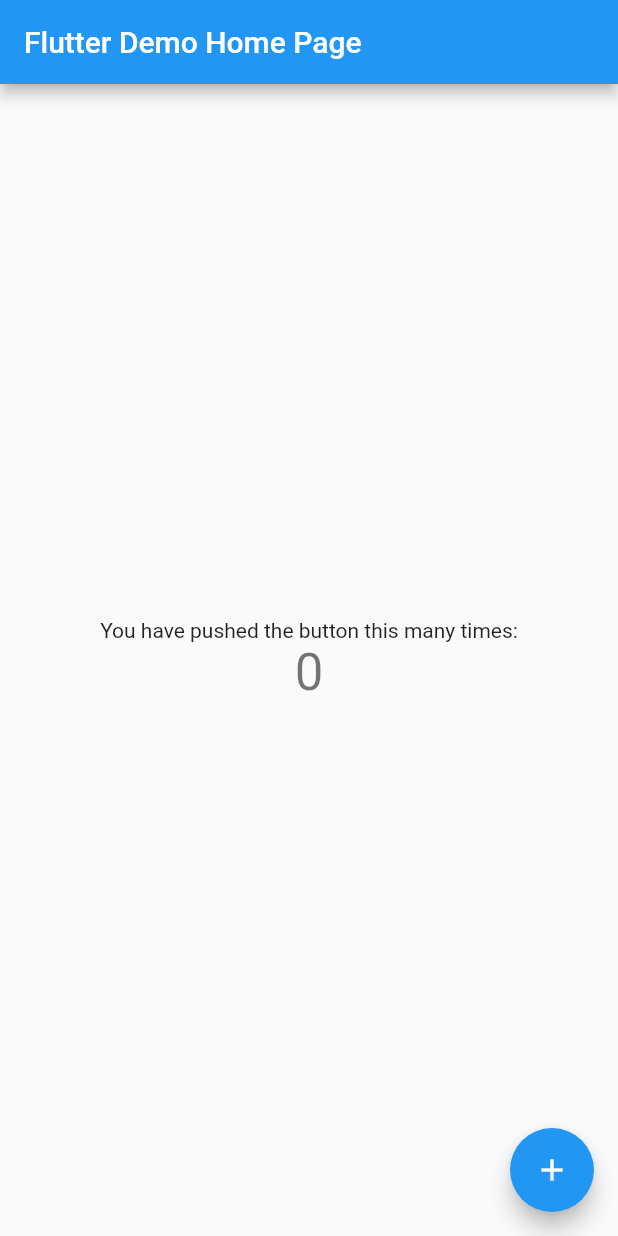
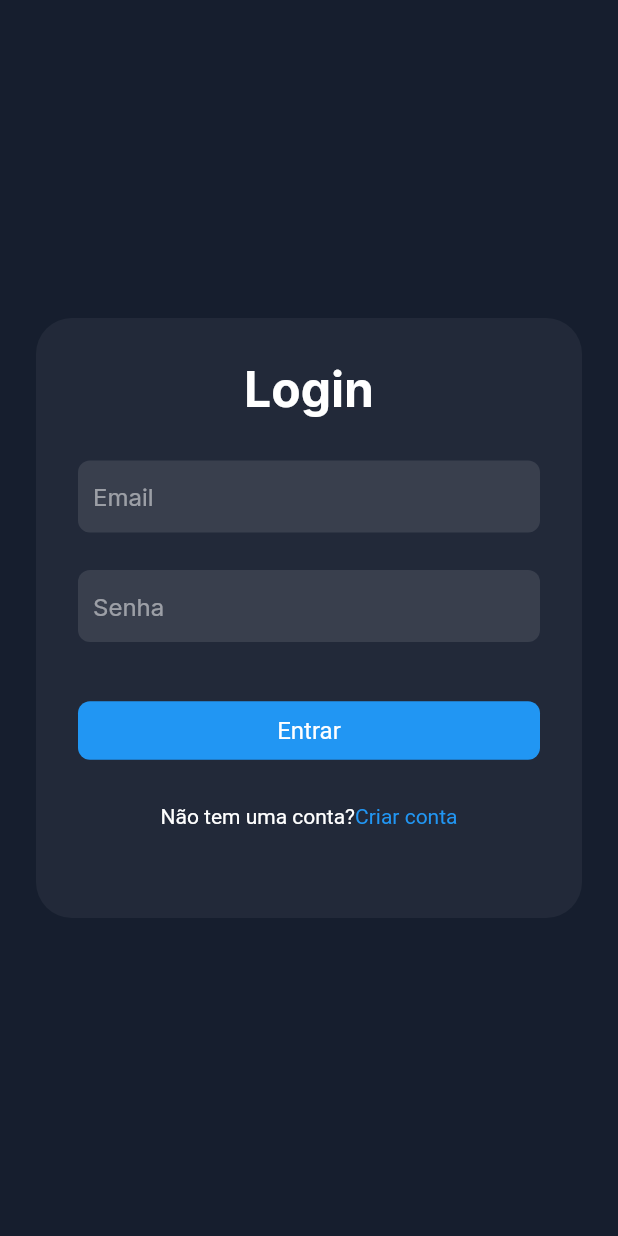
Before and after one commit to antonieduardo/telaLogin, a Flutter app: the screen it shows after launch, on a phone screen of 412 x 824 dp. Run offline on Flutter 3.47's test engine with Material 2 defaults, Android fonts, the phone set to English and light mode, and no system bars; our stand-ins replace google_fonts.

Commit message:
telalogin pronta

```diff
--- a/telalogin/lib/main.dart
+++ b/telalogin/lib/main.dart
@@ -1,4 +1,5 @@
 import 'package:flutter/material.dart';
+import 'package:telalogin/telas/TelaLogin.dart';
 
 void main() {
   runApp(const MyApp());
@@ -7,109 +8,15 @@
 class MyApp extends StatelessWidget {
   const MyApp({super.key});
 
-  // This widget is the root of your application.
   @override
   Widget build(BuildContext context) {
     return MaterialApp(
-      title: 'Flutter Demo',
+      title: 'TelaLogin',
       theme: ThemeData(
-        // This is the theme of your application.
-        //
-        // Try running your application with "flutter run". You'll see the
-        // application has a blue toolbar. Then, without quitting the app, try
-        // changing the primarySwatch below to Colors.green and then invoke
-        // "hot reload" (press "r" in the console where you ran "flutter run",
-        // or simply save your changes to "hot reload" in a Flutter IDE).
-        // Notice that the counter didn't reset back to zero; the application
-        // is not restarted.
         primarySwatch: Colors.blue,
       ),
-      home: const MyHomePage(title: 'Flutter Demo Home Page'),
+      debugShowCheckedModeBanner: false,
+      home: const TelaLogin(),
     );
   }
 }
-
-class MyHomePage extends StatefulWidget {
-  const MyHomePage({super.key, required this.title});
-
-  // This widget is the home page of your application. It is stateful, meaning
-  // that it has a State object (defined below) that contains fields that affect
-  // how it looks.
-
-  // This class is the configuration for the state. It holds the values (in this
-  // case the title) provided by the parent (in this case the App widget) and
-  // used by the build method of the State. Fields in a Widget subclass are
-  // always marked "final".
-
-  final String title;
-
-  @override
-  State<MyHomePage> createState() => _MyHomePageState();
-}
-
-class _MyHomePageState extends State<MyHomePage> {
-  int _counter = 0;
-
-  void _incrementCounter() {
-    setState(() {
-      // This call to setState tells the Flutter framework that something has
-      // changed in this State, which causes it to rerun the build method below
-      // so that the display can reflect the updated values. If we changed
-      // _counter without calling setState(), then the build method would not be
-      // called again, and so nothing would appear to happen.
-      _counter++;
-    });
-  }
-
-  @override
-  Widget build(BuildContext context) {
-    // This method is rerun every time setState is called, for instance as done
-    // by the _incrementCounter method above.
-    //
-    // The Flutter framework has been optimized to make rerunning build methods
-    // fast, so that you can just rebuild anything that needs updating rather
-    // than having to individually change instances of widgets.
-    return Scaffold(
-      appBar: AppBar(
-        // Here we take the value from the MyHomePage object that was created by
-        // the App.build method, and use it to set our appbar title.
-        title: Text(widget.title),
-      ),
-      body: Center(
-        // Center is a layout widget. It takes a single child and positions it
-        // in the middle of the parent.
-        child: Column(
-          // Column is also a layout widget. It takes a list of children and
-          // arranges them vertically. By default, it sizes itself to fit its
-          // children horizontally, and tries to be as tall as its parent.
-          //
-          // Invoke "debug painting" (press "p" in the console, choose the
-          // "Toggle Debug Paint" action from the Flutter Inspector in Android
-          // Studio, or the "Toggle Debug Paint" command in Visual Studio Code)
-          // to see the wireframe for each widget.
-          //
-          // Column has various properties to control how it sizes itself and
-          // how it positions its children. Here we use mainAxisAlignment to
-          // center the children vertically; the main axis here is the vertical
-          // axis because Columns are vertical (the cross axis would be
-          // horizontal).
-          mainAxisAlignment: MainAxisAlignment.center,
-          children: <Widget>[
-            const Text(
-              'You have pushed the button this many times:',
-            ),
-            Text(
-              '$_counter',
-              style: Theme.of(context).textTheme.headline4,
-            ),
-          ],
-        ),
-      ),
-      floatingActionButton: FloatingActionButton(
-        onPressed: _incrementCounter,
-        tooltip: 'Increment',
-        child: const Icon(Icons.add),
-      ), // This trailing comma makes auto-formatting nicer for build methods.
-    );
-  }
-}
--- /dev/null
+++ b/telalogin/lib/telas/TelaLogin.dart
@@ -0,0 +1,77 @@
+// ignore_for_file: prefer_const_constructors, duplicate_ignore
+import 'package:flutter/material.dart';
+import '../widgets/inputText_app.dart';
+import '../widgets/titulo_app.dart';
+
+class TelaLogin extends StatelessWidget {
+  const TelaLogin({super.key});
+
+  @override
+  Widget build(BuildContext context) {
+    return Scaffold(
+      // ignore: prefer_const_constructors
+      backgroundColor: Color(0xff161E2E),
+      body: SafeArea(
+        child: Padding(
+          padding: const EdgeInsets.all(24),
+          child: Center(
+          child: ConstrainedBox(
+            constraints: BoxConstraints(maxHeight: 400,maxWidth: 400,),
+            child: Container(
+              width: double.infinity,
+              height: double.infinity,
+              padding: EdgeInsets.all(28),
+              decoration: BoxDecoration(
+                color: Colors.white.withOpacity(0.05),
+                borderRadius: BorderRadius.all(Radius.circular(24)),
+              ),
+              child: Column(
+                children: [
+                  titulo_app('Login'),
+                  SizedBox(height: 28,),
+                  inputText(placeholder: 'Email'),
+                  SizedBox(height: 25,),
+                  inputText(placeholder: 'Senha'),
+                  SizedBox(height: 35,),
+                  SizedBox(
+                    width: double.infinity,
+                    child: TextButton(
+                      onPressed: (){},
+                        style: TextButton.styleFrom(
+                          primary: Colors.white,
+                          padding: EdgeInsets.symmetric(
+                            horizontal: 30,
+                            vertical: 10,
+                          ),
+                          textStyle: TextStyle(fontSize: 16),
+                          backgroundColor: Colors.blue,
+                          shape: RoundedRectangleBorder(
+                            borderRadius: BorderRadius.circular(8),
+                          )
+                        ),
+                      child: Text('Entrar')
+                    ),
+                  ),
+                  SizedBox(height: 25),
+                  Row(
+                    mainAxisAlignment: MainAxisAlignment.center,
+                    // ignore: prefer_const_literals_to_create_immutables
+                    children: [
+                      Text('Não tem uma conta?', style: TextStyle(color: Colors.white),),
+                      Text('Criar conta',style: TextStyle(color: Colors.blue,),)
+                    ],
+                  ),
+                ],
+              ),
+            ),
+          ),
+      ),
+        )
+    ),
+  );
+}
+}
+
+
+
+// ignore: camel_case_types
--- /dev/null
+++ b/telalogin/lib/widgets/inputText_app.dart
@@ -0,0 +1,34 @@
+// ignore: file_names
+import 'package:flutter/material.dart';
+import 'package:google_fonts/google_fonts.dart';
+
+// ignore: camel_case_types
+class inputText extends StatelessWidget {
+  final String? placeholder;
+  // ignore: prefer_const_constructors_in_immutables
+  inputText({super.key, this.placeholder});
+
+  @override
+  Widget build(BuildContext context) {
+    return TextField(
+      style: GoogleFonts.inter(
+        fontSize: 16,
+        color: Colors.white,
+      ),
+      decoration: InputDecoration(
+        border: OutlineInputBorder(
+          borderRadius: BorderRadius.circular(8),
+          borderSide: BorderSide.none,
+        ),
+        // ignore: prefer_const_constructors
+        contentPadding: EdgeInsets.all(10),
+        hintText: placeholder,
+        filled: true,
+        fillColor: Colors.white.withOpacity(0.1),
+        hintStyle: TextStyle(
+          color: Colors.white.withOpacity(0.5),
+        ),
+      ),
+    );
+  }
+}
--- /dev/null
+++ b/telalogin/lib/widgets/titulo_app.dart
@@ -0,0 +1,21 @@
+import 'package:flutter/material.dart';
+import 'package:google_fonts/google_fonts.dart';
+
+// ignore: camel_case_types
+class titulo_app extends StatelessWidget {
+  final String titulo;
+  // ignore: prefer_const_constructors_in_immutables
+  titulo_app(this.titulo, {super.key});
+
+  @override
+  Widget build(BuildContext context) {
+    return Text(
+      'Login',
+      style: GoogleFonts.inter(
+        color: Colors.white,
+        fontSize: 32,
+        fontWeight: FontWeight.bold,
+      ),
+    );
+  }
+}
--- a/telalogin/pubspec.yaml
+++ b/telalogin/pubspec.yaml
@@ -34,6 +34,7 @@
   # The following adds the Cupertino Icons font to your application.
   # Use with the CupertinoIcons class for iOS style icons.
   cupertino_icons: ^1.0.2
+  google_fonts: ^3.0.1
 
 dev_dependencies:
   flutter_test:
```
Also changed, not shown: telalogin/pubspec.lock, 2 other files.
